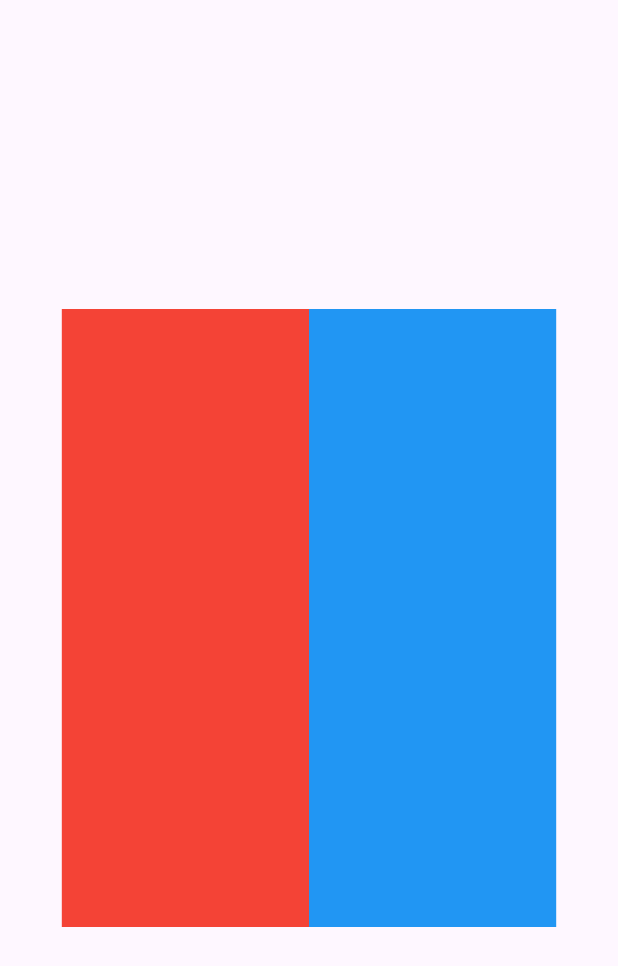
After one commit to taiseidev/flutter-voyage, a Flutter app: the screen it shows after launch, on a phone screen of 412 x 824 dp. The commit adds this screen. Shown: the top 966 px of the screen. Run offline on Flutter 3.47's test engine with Material 2 defaults, Android fonts, the light colour scheme and no system bars; our stand-ins replace camera, fl_chart, gap, image_picker; missing offline and left inert: tflite_flutter.

Commit message:
flexible

```diff
--- /dev/null
+++ b/lib/features/yumemi/home_page.dart
@@ -0,0 +1,47 @@
+import 'package:flutter/material.dart';
+
+// ゆめみ社の研修を試す場所
+class HomePage extends StatelessWidget {
+  const HomePage({super.key});
+
+  @override
+  Widget build(BuildContext context) {
+    return const Scaffold(
+      body: FlexibleSample(),
+    );
+  }
+}
+
+class FlexibleSample extends StatelessWidget {
+  const FlexibleSample({super.key});
+
+  @override
+  Widget build(BuildContext context) {
+    final size = MediaQuery.of(context).size;
+    return Center(
+      child: Column(
+        mainAxisAlignment: MainAxisAlignment.center,
+        children: [
+          SizedBox(
+            width: size.width * 0.8,
+            height: size.height * 0.5,
+            child: Row(
+              children: [
+                Flexible(
+                  child: Container(
+                    color: Colors.red,
+                  ),
+                ),
+                Flexible(
+                  child: Container(
+                    color: Colors.blue,
+                  ),
+                ),
+              ],
+            ),
+          ),
+        ],
+      ),
+    );
+  }
+}
--- a/lib/main.dart
+++ b/lib/main.dart
@@ -1,5 +1,5 @@
 import 'package:flutter/material.dart';
-import 'package:flutter_voyage/features/tensorflow/home_page.dart';
+import 'package:flutter_voyage/features/yumemi/home_page.dart';
 
 void main() {
   runApp(const MyApp());
@@ -26,7 +26,7 @@ class MyApp extends StatelessWidget {
           primarySwatch: Colors.blue,
           useMaterial3: true,
         ),
-        home: const ImageClassificationSamplePage());
+        home: const HomePage());
   }
 }
 
```
